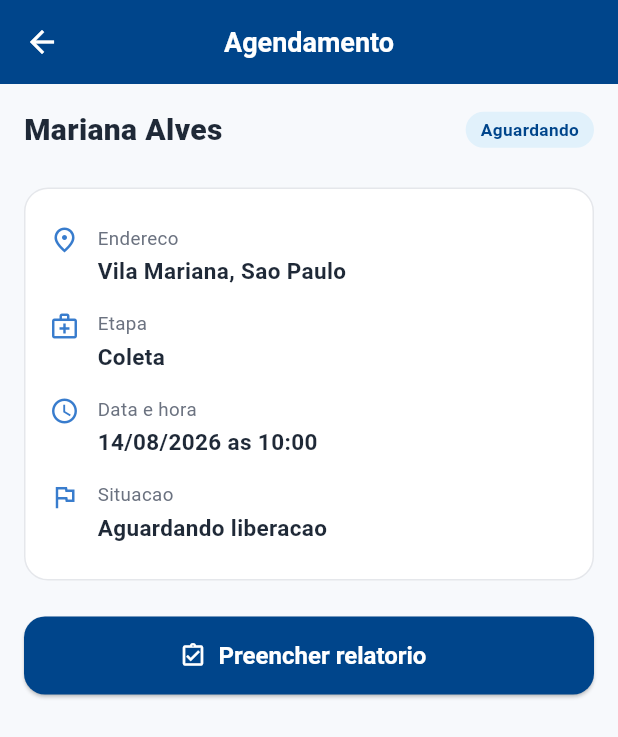
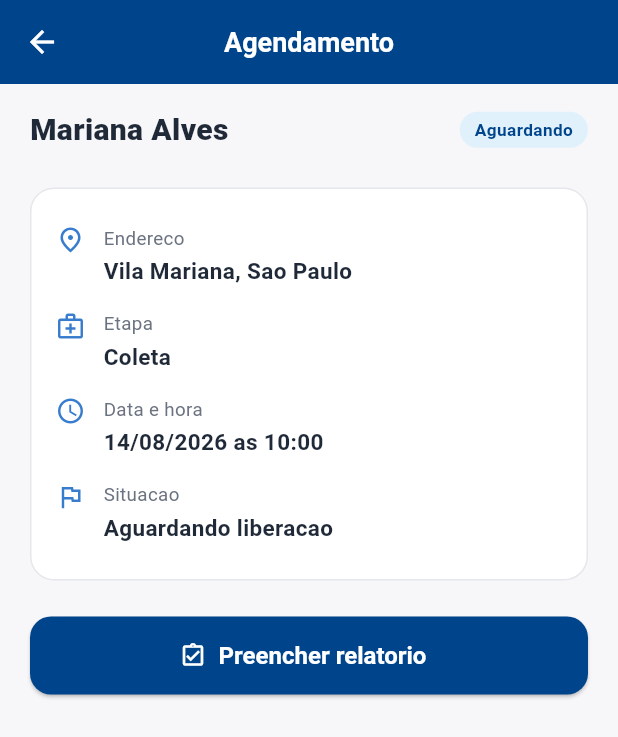
Before and after one commit to victoruizz/sprint-flutter-nutriz, a Flutter app: the AppointmentsScreen widget shown alone on an empty page, opened directly, after a tap on "Mariana Alves", on a phone screen of 412 x 824 dp. Shown: the top 737 px of the screen. Run offline on Flutter 3.47's test engine with Material 3 defaults, Android fonts, the phone set to English and light mode, and no system bars.

Commit message:
refactor: padroniza o respiro lateral em todas as telas
Cria o AppPage, casca comum das telas internas com a barra navy e o
conteudo numa coluna centralizada, e migra detalhe de doacao, ponto de
coleta, painel, usuarios, gestao de doacoes, agendamentos e seus detalhes.
Chat da EVA e splash passam a usar o mesmo container.

Nenhuma tela encosta mais o conteudo na borda da janela.

```diff
--- a/lib/screens/nurse/appointment_detail_screen.dart
+++ b/lib/screens/nurse/appointment_detail_screen.dart
@@ -3,6 +3,7 @@ import 'package:flutter/material.dart';
 import '../../core/date_format.dart';
 import '../../core/theme/app_colors.dart';
 import '../../core/theme/app_spacing.dart';
+import '../../widgets/app_page.dart';
 import '../../models/agendamento.dart';
 import '../../widgets/agendamento_status_chip.dart';
 import '../../widgets/info_row.dart';
@@ -24,10 +25,10 @@ class AppointmentDetailScreen extends StatelessWidget {
 
   @override
   Widget build(BuildContext context) {
-    return Scaffold(
-      appBar: AppBar(title: const Text('Agendamento')),
-      body: ListView(
-        padding: const EdgeInsets.all(AppSpacing.md),
+    return AppPage(
+      titulo: 'Agendamento',
+      child: ListView(
+        padding: const EdgeInsets.symmetric(vertical: AppSpacing.md),
         children: [
           Row(
             children: [
--- a/lib/screens/nurse/appointments_screen.dart
+++ b/lib/screens/nurse/appointments_screen.dart
@@ -3,6 +3,7 @@ import 'package:flutter/material.dart';
 import '../../core/date_format.dart';
 import '../../core/theme/app_colors.dart';
 import '../../core/theme/app_spacing.dart';
+import '../../widgets/app_page.dart';
 import '../../data/mock_agendamentos.dart';
 import '../../widgets/agendamento_status_chip.dart';
 import '../../widgets/section_card.dart';
@@ -13,10 +14,10 @@ class AppointmentsScreen extends StatelessWidget {
 
   @override
   Widget build(BuildContext context) {
-    return Scaffold(
-      appBar: AppBar(title: const Text('Agendamentos')),
-      body: ListView.separated(
-        padding: const EdgeInsets.all(AppSpacing.md),
+    return AppPage(
+      titulo: 'Agendamentos',
+      child: ListView.separated(
+        padding: const EdgeInsets.symmetric(vertical: AppSpacing.md),
         itemCount: agendamentosMock.length,
         separatorBuilder: (_, __) => const SizedBox(height: AppSpacing.sm),
         itemBuilder: (context, i) {
--- /dev/null
+++ b/lib/widgets/app_page.dart
@@ -0,0 +1,35 @@
+import 'package:flutter/material.dart';
+
+import '../core/theme/app_colors.dart';
+import 'content_container.dart';
+
+/// Casca padrao das telas internas: barra superior navy e conteudo numa
+/// coluna centralizada com respiro lateral, como o Layout.tsx + Page.tsx do
+/// web-nutriz. Nenhuma tela deve encostar o conteudo na borda da janela.
+class AppPage extends StatelessWidget {
+  final String titulo;
+  final Widget child;
+  final double larguraMaxima;
+
+  const AppPage({
+    super.key,
+    required this.titulo,
+    required this.child,
+    this.larguraMaxima = 1100,
+  });
+
+  @override
+  Widget build(BuildContext context) {
+    return Scaffold(
+      backgroundColor: AppColors.appBg,
+      appBar: AppBar(
+        backgroundColor: AppColors.navy,
+        foregroundColor: AppColors.white,
+        surfaceTintColor: AppColors.navy,
+        elevation: 0,
+        title: Text(titulo),
+      ),
+      body: ContentContainer(larguraMaxima: larguraMaxima, child: child),
+    );
+  }
+}
```
Also changed, not shown: lib/screens/adm/dashboard_screen.dart (+5 -4 lines), lib/screens/adm/donations_admin_screen.dart (+5 -4 lines), lib/screens/adm/user_detail_screen.dart (+5 -4 lines), lib/screens/adm/users_screen.dart (+5 -4 lines), lib/screens/donations/donation_detail_screen.dart (+5 -4 lines), lib/screens/eva/eva_chat_screen.dart (+15 -2 lines), lib/screens/points/point_detail_screen.dart (+5 -4 lines), lib/screens/splash/splash_screen.dart (+5 -2 lines).
